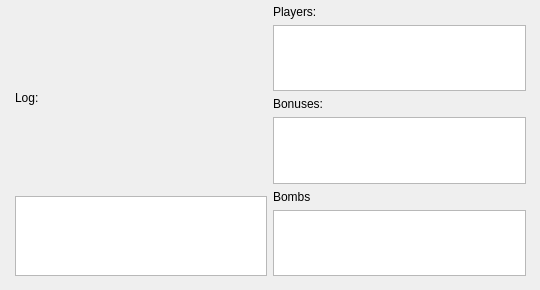
The window that observer/game_window.ui (eugenezamriy/bomberbot) describes before a commit, drawn with Qt 5.
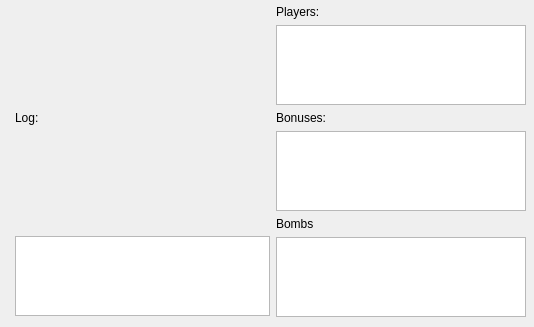
The same window after the commit.

Commit message: Working under client implementation: -- Right game window drawing. -- Painting objects on the field. -- Corrected some bugs in field representation logic. -- Added new test game type.

Diff of the .ui file:
```diff
--- a/observer/game_window.ui
+++ b/observer/game_window.ui
@@ -6,8 +6,8 @@
    <rect>
     <x>0</x>
     <y>0</y>
-    <width>540</width>
-    <height>290</height>
+    <width>534</width>
+    <height>327</height>
    </rect>
   </property>
   <property name="windowTitle">
@@ -19,7 +19,7 @@
      <x>10</x>
      <y>0</y>
      <width>521</width>
-     <height>281</height>
+     <height>321</height>
     </rect>
    </property>
    <layout class="QHBoxLayout" name="main_layout">
@@ -28,6 +28,9 @@
     </property>
     <item>
      <layout class="QVBoxLayout" name="field_layout">
+      <property name="sizeConstraint">
+       <enum>QLayout::SetMaximumSize</enum>
+      </property>
       <item>
        <widget class="QLabel" name="log_label">
         <property name="text">
@@ -39,19 +42,25 @@
        </widget>
       </item>
       <item>
-       <widget class="QTextBrowser" name="textBrowser">
+       <widget class="QTextEdit" name="log_view">
         <property name="maximumSize">
          <size>
           <width>16777215</width>
           <height>80</height>
          </size>
         </property>
+        <property name="readOnly">
+         <bool>true</bool>
+        </property>
        </widget>
       </item>
      </layout>
     </item>
     <item>
      <layout class="QVBoxLayout" name="info_layout">
+      <property name="sizeConstraint">
+       <enum>QLayout::SetMinimumSize</enum>
+      </property>
       <item>
        <widget class="QLabel" name="players_label">
         <property name="text">
@@ -63,7 +72,20 @@
        </widget>
       </item>
       <item>
-       <widget class="QTableView" name="players_table"/>
+       <widget class="QTableView" name="players_table">
+        <property name="minimumSize">
+         <size>
+          <width>200</width>
+          <height>80</height>
+         </size>
+        </property>
+        <property name="maximumSize">
+         <size>
+          <width>250</width>
+          <height>16777215</height>
+         </size>
+        </property>
+       </widget>
       </item>
       <item>
        <widget class="QLabel" name="bonuses_label">
@@ -76,7 +98,20 @@
        </widget>
       </item>
       <item>
-       <widget class="QTableView" name="bonuses_table"/>
+       <widget class="QTableView" name="bonuses_table">
+        <property name="minimumSize">
+         <size>
+          <width>200</width>
+          <height>80</height>
+         </size>
+        </property>
+        <property name="maximumSize">
+         <size>
+          <width>250</width>
+          <height>16777215</height>
+         </size>
+        </property>
+       </widget>
       </item>
       <item>
        <widget class="QLabel" name="bombs_label">
@@ -89,7 +124,20 @@
        </widget>
       </item>
       <item>
-       <widget class="QListView" name="bombs_table"/>
+       <widget class="QListView" name="bombs_table">
+        <property name="minimumSize">
+         <size>
+          <width>200</width>
+          <height>80</height>
+         </size>
+        </property>
+        <property name="maximumSize">
+         <size>
+          <width>250</width>
+          <height>16777215</height>
+         </size>
+        </property>
+       </widget>
       </item>
      </layout>
     </item>
```
Left out of the diff: 3 changed lines with no effect on the pictures. The commit also changes 7 other files.
